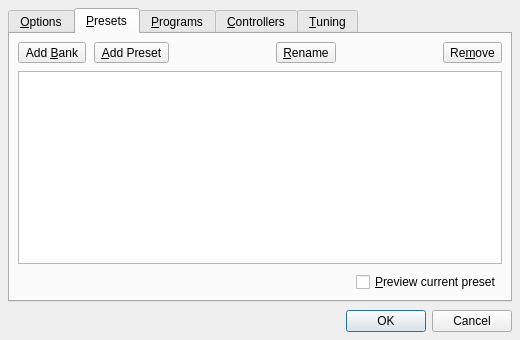
The window that src/synthv1widget_config.ui (rncbc/synthv1) describes before a commit, drawn with Qt 5.
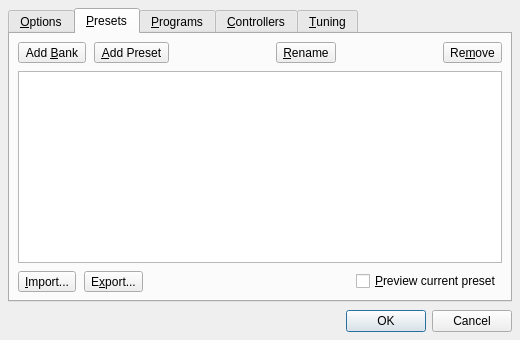
The same window after the commit. The open tabs and pages were chosen to show the change. Icons and pictures are not drawn. Custom widgets are drawn as their Qt base class.

Commit message: - Bank/Presets file import/export introduced. (EXPERIMENTAL)

What changed in the file:
```diff
--- a/src/synthv1widget_config.ui
+++ b/src/synthv1widget_config.ui
@@ -396,6 +396,26 @@
        </item>
        <item>
         <layout class="QHBoxLayout">
+         <item>
+          <widget class="QToolButton" name="PresetsImportToolButton">
+           <property name="toolTip">
+            <string>Import banks/presets</string>
+           </property>
+           <property name="text">
+            <string>&amp;Import...</string>
+           </property>
+          </widget>
+         </item>
+         <item>
+          <widget class="QToolButton" name="PresetsExportToolButton">
+           <property name="toolTip">
+            <string>Export banks/presets</string>
+           </property>
+           <property name="text">
+            <string>E&amp;xport...</string>
+           </property>
+          </widget>
+         </item>
          <item>
           <spacer>
            <property name="orientation">
```
Left out of the diff: 2 changed lines with no effect on the pictures. The commit also changes 2 other files.
